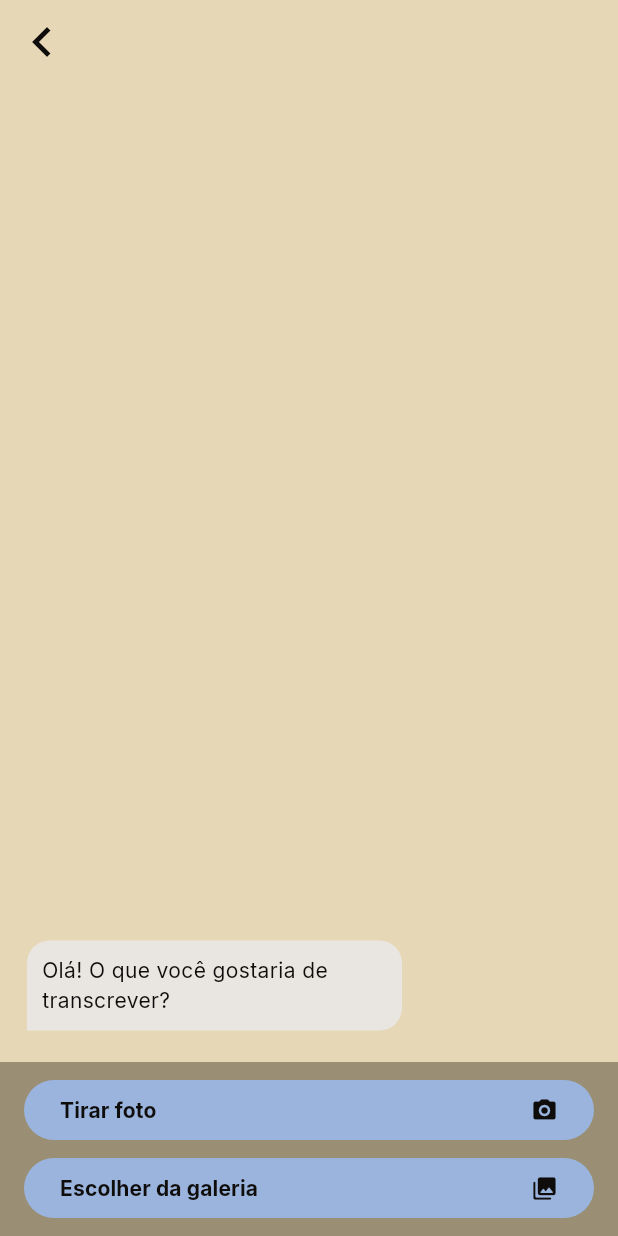
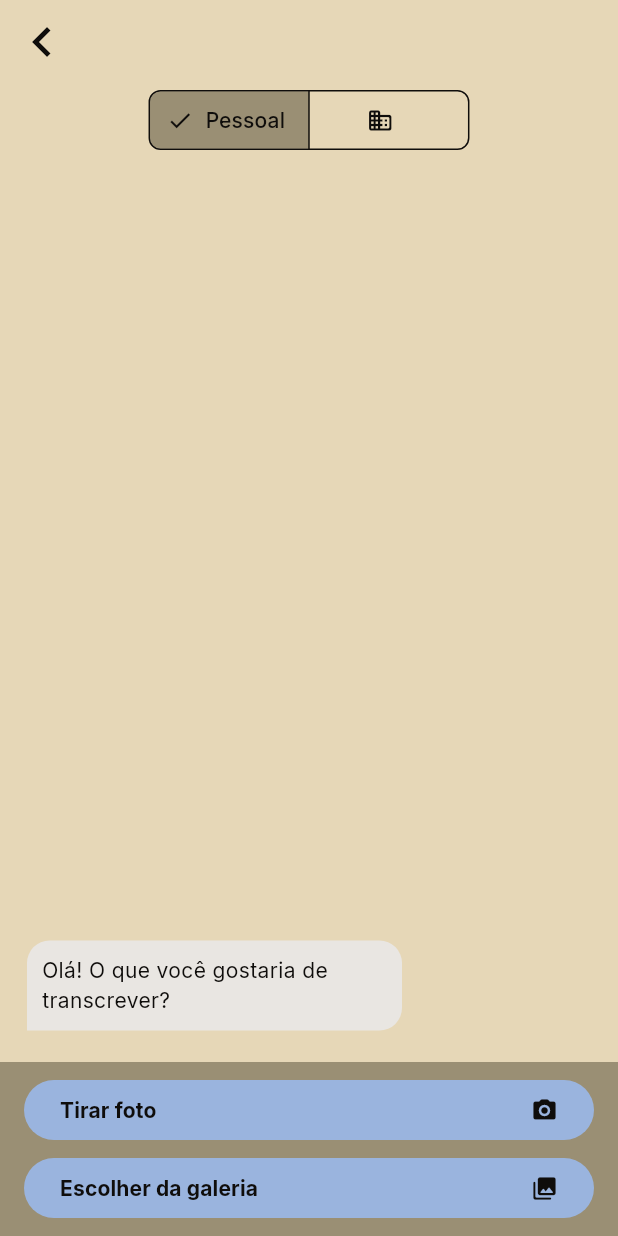
Before and after one commit to projeto-integrador4/histocr_app, a Flutter app: the HomeScreen screen opened directly, after a tap on "Iniciar Chat", on a phone screen of 412 x 824 dp. Run offline on Flutter 3.47's test engine with Material 3 defaults, Android fonts, the phone set to English and light mode, and no system bars; our stand-ins replace cached_network_image, dropdown_button2, flutter_image_compress, google_fonts, google_sign_in, supabase_flutter; missing offline and left inert: wechat_assets_picker, wechat_camera_picker; accounts and stored records are empty.

Commit message:
feature: documentos por organização

```diff
--- a/lib/components/camera_picker/custom_camera_picker_state.dart
+++ b/lib/components/camera_picker/custom_camera_picker_state.dart
@@ -11,7 +11,8 @@ import 'package:wechat_camera_picker/wechat_camera_picker.dart';
 class CustomCameraPickerState extends CameraPickerState {
   List<File> images = [];
   final int maxAssets;
-  CustomCameraPickerState({required this.maxAssets});
+  final String? organizationId;
+  CustomCameraPickerState({required this.maxAssets, this.organizationId});
 
   @override
   Widget buildCameraPreview({
@@ -62,7 +63,7 @@ class CustomCameraPickerState extends CameraPickerState {
 
   void _submitSelectedImages(BuildContext context) {
     final provider = Provider.of<ChatProvider>(context, listen: false);
-    provider.getTranscription(images);
+    provider.getTranscription(images, organizationId: organizationId);
     Navigator.pop(context);
   }
 
--- a/lib/components/scaffold_with_return_button.dart
+++ b/lib/components/scaffold_with_return_button.dart
@@ -4,7 +4,16 @@ class ScaffoldWithReturnButton extends StatelessWidget {
   final Widget child;
   final Widget? title;
   final bool? popResult;
-  const ScaffoldWithReturnButton({super.key, required this.child, this.title, this.popResult});
+  final Widget? bottomNavigationBar;
+  final PreferredSizeWidget? appBarBottom;
+
+  const ScaffoldWithReturnButton(
+      {super.key,
+      required this.child,
+      this.title,
+      this.popResult,
+      this.bottomNavigationBar,
+      this.appBarBottom});
 
   @override
   Widget build(BuildContext context) {
@@ -19,8 +28,10 @@ class ScaffoldWithReturnButton extends StatelessWidget {
           iconSize: 40,
         ),
         title: title,
+        bottom: appBarBottom,
       ),
       body: child,
+      bottomNavigationBar: bottomNavigationBar,
     );
   }
 }
--- a/lib/models/document.dart
+++ b/lib/models/document.dart
@@ -1,5 +1,7 @@
 class Document {
   final String id;
+  final String? userId;
+  final String? organizationId;
   String name;
   final String originalText;
   String? correctedText;
@@ -9,6 +11,8 @@ class Document {
 
   Document(
       {required this.id,
+      this.userId,
+      this.organizationId,
       required this.name,
       required this.originalText,
       this.correctedText,
@@ -19,21 +23,27 @@ class Document {
   factory Document.fromJson(Map<String, dynamic> json) {
     return Document(
       id: json['id'],
+      userId: json['user_id'],
+      organizationId: json['organization_id'],
       name: json['document_name'],
       originalText: json['transcripted_text'],
       correctedText: json['corrected_text'],
       rating: json['rating']?.toInt(),
-      uploadedFilePaths: (json['storage_object_path'] as List).map((e) => e.toString()).toList(),
+      uploadedFilePaths: (json['storage_object_path'] as List)
+          .map((e) => e.toString())
+          .toList(),
       updatedAt: DateTime.parse(json['updated_at']),
     );
   }
 
-  factory Document.fromTranscriptionResponseJson(json) {
+  factory Document.fromTranscriptionResponseJson(Map<String, dynamic> json, String? organizationId) {
     return Document(
       id: json['documentId'],
       name: json['documentName'],
       originalText: json['transcribedText'],
-      updatedAt: DateTime.now().subtract(Duration(milliseconds: json['totalProcessingTimeMs'])),
+      organizationId: organizationId,
+      updatedAt: DateTime.now()
+          .subtract(Duration(milliseconds: json['totalProcessingTimeMs'])),
       uploadedFilePaths:
           (json['uploadedFilePaths'] as List).map((e) => e.toString()).toList(),
     );
--- /dev/null
+++ b/lib/models/organization.dart
@@ -0,0 +1,16 @@
+class Organization {
+  String id;
+  String name;
+
+  Organization({
+    required this.id,
+    required this.name,
+  });
+
+  factory Organization.fromJson(Map<String, dynamic> json) {
+    return Organization(
+      id: json['id'],
+      name: json['name'],
+    );
+  }
+}
--- a/lib/providers/auth_provider.dart
+++ b/lib/providers/auth_provider.dart
@@ -1,20 +1,31 @@
 import 'package:google_sign_in/google_sign_in.dart';
 import 'package:histocr_app/main.dart';
 import 'package:histocr_app/models/occupation.dart';
+import 'package:histocr_app/models/organization.dart';
 import 'package:histocr_app/models/user_info.dart';
 import 'package:histocr_app/providers/base_provider.dart';
 import 'package:supabase_flutter/supabase_flutter.dart';
 
 class AuthProvider extends BaseProvider {
   bool hasJob = false;
+  bool? hasOrganization;
   UserInfo? userInfo;
   Occupation? userOccupation;
+  Organization? _userOrganization;
+
+  Future<Organization?> get userOrganization async {
+    if (hasOrganization == null) {
+      await fetchUserOrganization();
+    }
+    return _userOrganization;
+  }
 
   Future<void> login() async {
     setLoading(true);
     try {
       await _nativeGoogleSignIn();
       await fetchUserInfo();
+      await fetchUserOrganization();
       _checkIfUserHasJob();
       success = true;
     } catch (e) {
@@ -137,4 +148,24 @@ class AuthProvider extends BaseProvider {
     }
     return success;
   }
+
+  Future<void> fetchUserOrganization() async {
+    setLoading(true);
+    try {
+      final supabaseUser = supabase.auth.currentUser;
+      final response = await supabase
+          .from('user_organizations')
+          .select('*, organizations(*)')
+          .eq('user_id', supabaseUser!.id)
+          .limit(1)
+          .single();
+      hasOrganization = true;
+      _userOrganization = Organization.fromJson(response['organizations']);
+    } catch (e) {
+      hasOrganization = false;
+      _userOrganization = null;
+    } finally {
+      setLoading(false);
+    }
+  }
 }
--- a/lib/providers/chat_provider.dart
+++ b/lib/providers/chat_provider.dart
@@ -35,14 +35,14 @@ class ChatProvider extends BaseProvider {
     notifyListeners();
   }
 
-  void getTranscription(List<File> images) async {
+  void getTranscription(List<File> images, {String? organizationId}) async {
     if (images.isEmpty) return;
     _addUserMessages(images);
 
     try {
       setLoading(true);
 
-      final request = await _buildFunctionRequest(images: images);
+      final request = await _buildFunctionRequest(images: images, organizationId: organizationId);
       final document = await DocumentService.getTranscription(request);
 
       if (document!.originalText == "Não foi possível encontrar um texto") {
@@ -176,6 +176,7 @@ class ChatProvider extends BaseProvider {
 
   Future<TranscriptionRequest> _buildFunctionRequest({
     required List<File> images,
+    String? organizationId,
   }) async {
     final imageTranscriptionRequests = await Future.wait(
       images.map((image) => ImageTranscriptionRequest.fromFile(image)),
@@ -183,6 +184,7 @@ class ChatProvider extends BaseProvider {
 
     return TranscriptionRequest(
       images: imageTranscriptionRequests,
+      organizationId: organizationId,
     );
   }
 
--- a/lib/providers/documents_provider.dart
+++ b/lib/providers/documents_provider.dart
@@ -4,7 +4,12 @@ import 'package:histocr_app/providers/base_provider.dart';
 import 'package:histocr_app/services/document_service.dart';
 
 class DocumentsProvider extends BaseProvider {
-  List<Document> documents = [];
+  List<Document> allDocuments = [];
+
+  get userDocuments =>
+      allDocuments.where((doc) => doc.organizationId == null).toList();
+  get organizationDocuments =>
+      allDocuments.where((doc) => doc.organizationId != null).toList();
 
   // --- Public API ---
   Future<void> fetchDocuments({int? limit}) async {
@@ -15,7 +20,7 @@ class DocumentsProvider extends BaseProvider {
     try {
       final fetchedDocuments =
           await DocumentService.fetchDocuments(limit: limit);
-      documents = fetchedDocuments ?? [];
+      allDocuments = fetchedDocuments ?? [];
     } catch (e) {
       success = false;
       throw Exception('Erro ao carregar documentos: $e');
@@ -85,7 +90,7 @@ class DocumentsProvider extends BaseProvider {
   }
 
   void addNewDocument(Document document) {
-    documents.insert(0, document);
+    allDocuments.insert(0, document);
     notifyListeners();
   }
 }
--- a/lib/screens/chat_screen.dart
+++ b/lib/screens/chat_screen.dart
@@ -13,6 +13,8 @@ import 'package:histocr_app/components/chat/send_picture_button.dart';
 import 'package:histocr_app/components/scaffold_with_return_button.dart';
 import 'package:histocr_app/components/star_review.dart';
 import 'package:histocr_app/models/chat_message.dart';
+import 'package:histocr_app/models/organization.dart';
+import 'package:histocr_app/providers/auth_provider.dart';
 import 'package:histocr_app/providers/chat_provider.dart';
 import 'package:histocr_app/theme/app_colors.dart';
 import 'package:histocr_app/utils/permission_helper.dart' as permission_helper;
@@ -21,6 +23,11 @@ import 'package:histocr_app/utils/predefined_messages_type.dart';
 import 'package:provider/provider.dart';
 import 'package:wechat_assets_picker/wechat_assets_picker.dart';
 import 'package:wechat_camera_picker/wechat_camera_picker.dart';
+
+enum ChatType {
+  personal,
+  organization,
+}
 
 class ChatScreen extends StatefulWidget {
   const ChatScreen({super.key});
@@ -31,10 +38,24 @@ class ChatScreen extends StatefulWidget {
 
 class _ChatScreenState extends State<ChatScreen> with WidgetsBindingObserver {
   bool _hasRequestedGalleryPermission = false;
+  Organization? organization;
+  ChatType _selectedChatType = ChatType.personal;
+
+  String? get _selectedOrganizationId =>
+      _selectedChatType == ChatType.organization ? organization?.id : null;
+
   @override
   void initState() {
     super.initState();
     WidgetsBinding.instance.addObserver(this);
+    WidgetsBinding.instance.addPostFrameCallback((_) async {
+      final userOrganization =
+          await Provider.of<AuthProvider>(context, listen: false)
+              .userOrganization;
+      setState(() {
+        organization = userOrganization;
+      });
+    });
   }
 
   @override
@@ -66,6 +87,48 @@ class _ChatScreenState extends State<ChatScreen> with WidgetsBindingObserver {
         }
       },
       child: ScaffoldWithReturnButton(
+        appBarBottom: organization != null
+            ? PreferredSize(
+                preferredSize: const Size.fromHeight(48),
+                child: Padding(
+                  padding: const EdgeInsets.symmetric(horizontal: 8.0),
+                  child: SegmentedButton<ChatType>(
+                    style: ButtonStyle(
+                      backgroundColor:
+                          WidgetStateProperty.resolveWith<Color?>((states) {
+                        if (states.contains(WidgetState.selected)) {
+                          return primaryColor;
+                        }
+                        return backgroundColor;
+                      }),
+                      shape: WidgetStateProperty.all<RoundedRectangleBorder>(
+                        RoundedRectangleBorder(
+                          borderRadius: BorderRadius.circular(8),
+                        ),
+                      ),
+                      // foregroundColor: WidgetStateProperty.all(textColor),
+                    ),
+                    segments: [
+                      const ButtonSegment(
+                        value: ChatType.personal,
+                        label: Text('Pessoal'),
+                        icon: Icon(Icons.person_rounded),
+                      ),
+                      ButtonSegment(
+                        value: ChatType.organization,
+                        label:
+                            Text(organization?.name ?? 'Organização'),
+                        icon: const Icon(Icons.business_rounded),
+                      ),
+                    ],
+                    selected: {_selectedChatType},
+                    onSelectionChanged: (p0) => setState(() {
+                      _selectedChatType = p0.first;
+                    }),
+                  ),
+                ),
+              )
+            : null,
         child: Consumer<ChatProvider>(
           builder: (context, provider, child) => Column(
             children: [
@@ -140,12 +203,16 @@ class _ChatScreenState extends State<ChatScreen> with WidgetsBindingObserver {
   }
 
   void _pickImagesFromGallery() async {
-    final provider = Provider.of<ChatProvider>(context, listen: false);
-    final images = <File>[];
-
     List<AssetEntity>? result = await _openAssetPicker();
 
     if (!mounted) return; // Guard context usage
+
+    await _handlePickedAssets(result);
+  }
+
+  Future<void> _handlePickedAssets(List<AssetEntity>? result) async {
+    final provider = Provider.of<ChatProvider>(context, listen: false);
+    final images = <File>[];
 
     if (result != null) {
       for (final asset in result) {
@@ -155,7 +222,8 @@ class _ChatScreenState extends State<ChatScreen> with WidgetsBindingObserver {
         }
       }
     }
-    provider.getTranscription(images);
+
+    provider.getTranscription(images, organizationId: _selectedOrganizationId);
   }
 
   Future<List<AssetEntity>?> _openAssetPicker() async {
@@ -182,7 +250,8 @@ class _ChatScreenState extends State<ChatScreen> with WidgetsBindingObserver {
   void _pickImagesFromCamera() async {
     await CameraPicker.pickFromCamera(
       context,
-      createPickerState: () => CustomCameraPickerState(maxAssets: 10),
+      createPickerState: () => CustomCameraPickerState(
+          maxAssets: 10, organizationId: _selectedOrganizationId),
       pickerConfig: CameraPickerConfig(
         textDelegate: PortugueseCameraPickerTextDelegate(),
       ),
@@ -200,7 +269,7 @@ class _ChatScreenState extends State<ChatScreen> with WidgetsBindingObserver {
       isUserMessage: message.isUserMessage,
       child: message.rating != null
           ? StarReview(
-            mainAxisAlignment: MainAxisAlignment.spaceEvenly,
+              mainAxisAlignment: MainAxisAlignment.spaceEvenly,
               size: 36,
               rating: message.rating!,
             )
@@ -222,9 +291,9 @@ class _ChatScreenState extends State<ChatScreen> with WidgetsBindingObserver {
         return RatingMessage(
           document: message.document!,
           onRatingChanged: (newRating) => provider.updateDocumentRating(
-              rating: newRating,
-              document: message.document!,
-            ),
+            rating: newRating,
+            document: message.document!,
+          ),
         );
 
       case PredefinedMessageType.correction:
--- a/lib/screens/home_screen.dart
+++ b/lib/screens/home_screen.dart
@@ -53,7 +53,7 @@ class _HomeScreenState extends State<HomeScreen> {
             children: <Widget>[
               const HistocrTitle(),
               Consumer<DocumentsProvider>(builder: (context, provider, child) {
-                final documents = provider.documents.take(3).toList();
+                final documents = provider.allDocuments.take(3).toList();
                 return Container(
                   child: provider.loading
                       ? const Center(child: LoadingIndicator())
--- a/lib/services/document_service.dart
+++ b/lib/services/document_service.dart
@@ -47,7 +47,8 @@ class DocumentService {
         body: request.toJson(),
       );
 
-      return Document.fromTranscriptionResponseJson(response.data);
+      return Document.fromTranscriptionResponseJson(
+          response.data, request.organizationId);
     } catch (e) {
       throw Exception(
         'Erro ao processar a imagem: $e',
```
Also changed, not shown: lib/screens/history_screen.dart (+44 -2 lines).
